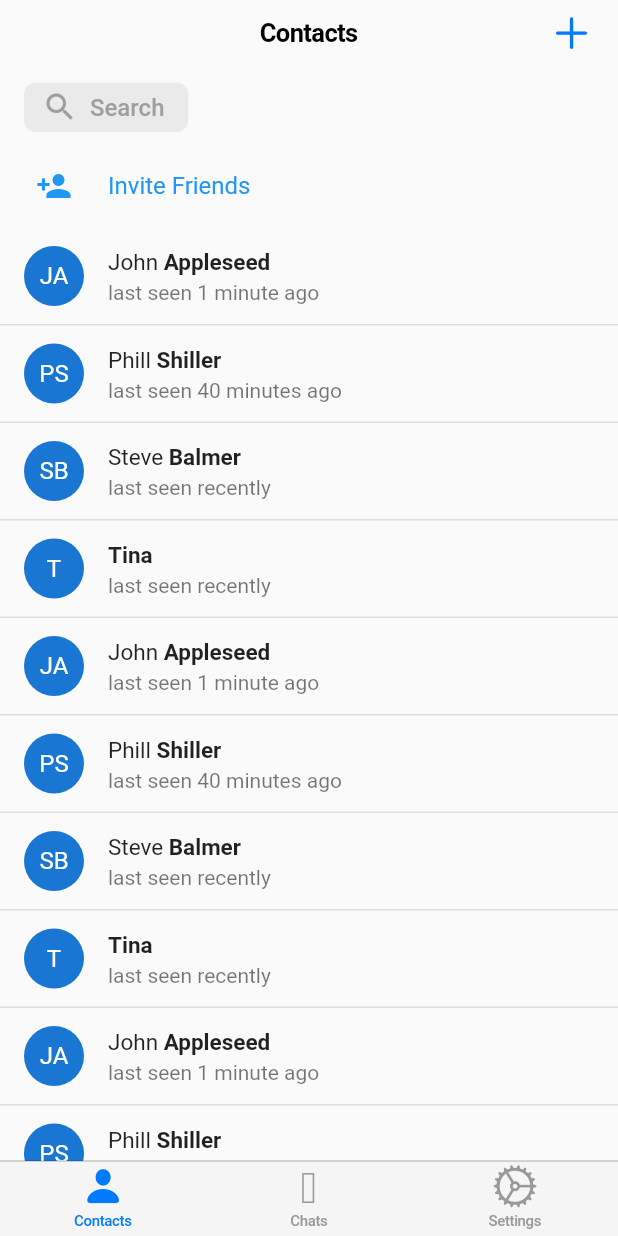
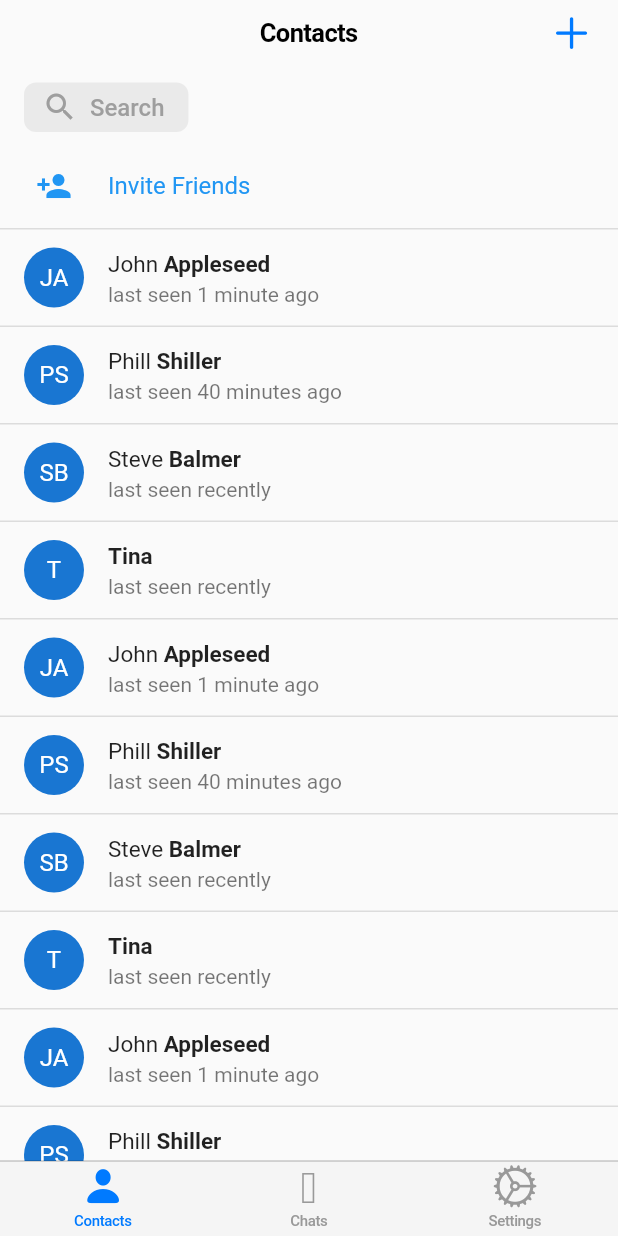
Before and after one commit to abritov/flutter-example-telegram-app, a Flutter app: the screen it shows after launch, on a phone screen of 412 x 824 dp. Run offline on Flutter 3.47's test engine with Material 2 defaults, Android fonts, the phone set to English and light mode, and no system bars.

```diff
--- a/lib/widgets/contact.dart
+++ b/lib/widgets/contact.dart
@@ -73,7 +73,7 @@ class ContactsPage extends StatelessWidget {
                 decoration: BoxDecoration(
                     shape: BoxShape.rectangle,
                     border: Border(
-                        bottom: BorderSide(
+                        top: BorderSide(
                             width: 1.0,
                             color: Theme.of(context).dividerColor))),
                 child: ContactWidget(contacts[index], true),
```
